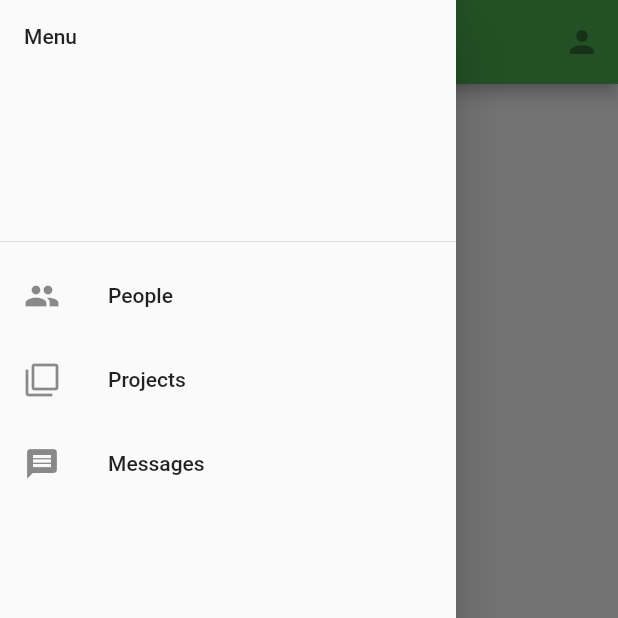
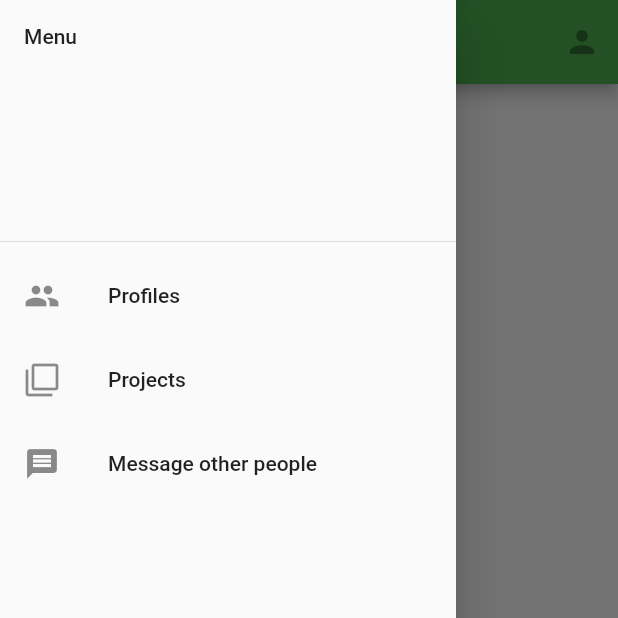
Before and after one commit to ElectricRat/SigmaAlphaSierra, a Flutter app: the ProjectPage screen opened by its route, with the side drawer open, on a phone screen of 412 x 824 dp, the top half of it. Run offline on Flutter 3.47's test engine with Material 2 defaults, Android fonts, the phone set to English and light mode, and no system bars; our stand-ins replace cloud_firestore, firebase_core; accounts and stored records are empty.

Commit message:
Standardize Drawer

```diff
--- /dev/null
+++ b/lib/ui/components/appbar.dart
@@ -0,0 +1,44 @@
+import 'package:flutter/material.dart';
+
+class NewAppBar extends StatelessWidget {
+  @override
+  Widget build(BuildContext context) {
+    return AppBar(
+      title: Text('Projects'),
+      backgroundColor: Colors.green,
+      actions: [
+        IconButton(icon: Icon(Icons.person), onPressed: null),
+      ],
+    );
+  }
+}
+
+class DrawerList extends StatelessWidget {
+  @override
+  Widget build(BuildContext context) {
+    return ListView(
+      children: [
+        DrawerHeader(child: Text('Menu'),
+        ),
+        ListTile(
+          leading: Icon(Icons.group),
+          title: Text('Profiles'),
+          onTap: () => {
+            Navigator.pushNamed(context, '/profiles')
+          },
+        ),
+        ListTile(
+          leading: Icon(Icons.filter_none),
+          title: Text('Projects'),
+          onTap: () => {
+            Navigator.pushNamed(context, '/projects')
+          },
+        ),
+        ListTile(
+          leading: Icon(Icons.message),
+          title: Text('Message other people'),
+        ),
+      ],
+    );
+  }
+}
--- a/lib/ui/pages/projects.dart
+++ b/lib/ui/pages/projects.dart
@@ -1,5 +1,8 @@
 import 'package:flutter/cupertino.dart';
 import 'package:flutter/material.dart';
+
+// components
+import '../components/appbar.dart';
 
 class ProjectPage extends StatelessWidget {
   @override
@@ -13,27 +16,7 @@ class ProjectPage extends StatelessWidget {
         ],
       ),
       drawer: Drawer(
-        child: ListView(
-          children: [
-            DrawerHeader(child: Text('Menu'),
-            ),
-            ListTile(
-              leading: Icon(Icons.group),
-              title: Text('People'),
-            ),
-            ListTile(
-              leading: Icon(Icons.filter_none),
-              title: Text('Projects'),
-              onTap: () => {
-                Navigator.pushNamed(context, '/projects')
-              },
-            ),
-            ListTile(
-              leading: Icon(Icons.message),
-              title: Text('Messages'),
-            ),
-          ],
-        ),
+        child: DrawerList(),
       ),
       body: Container(
         child: FlatButton(
```
Also changed, not shown: lib/ui/pages/profiles.dart (+4 -21 lines).
